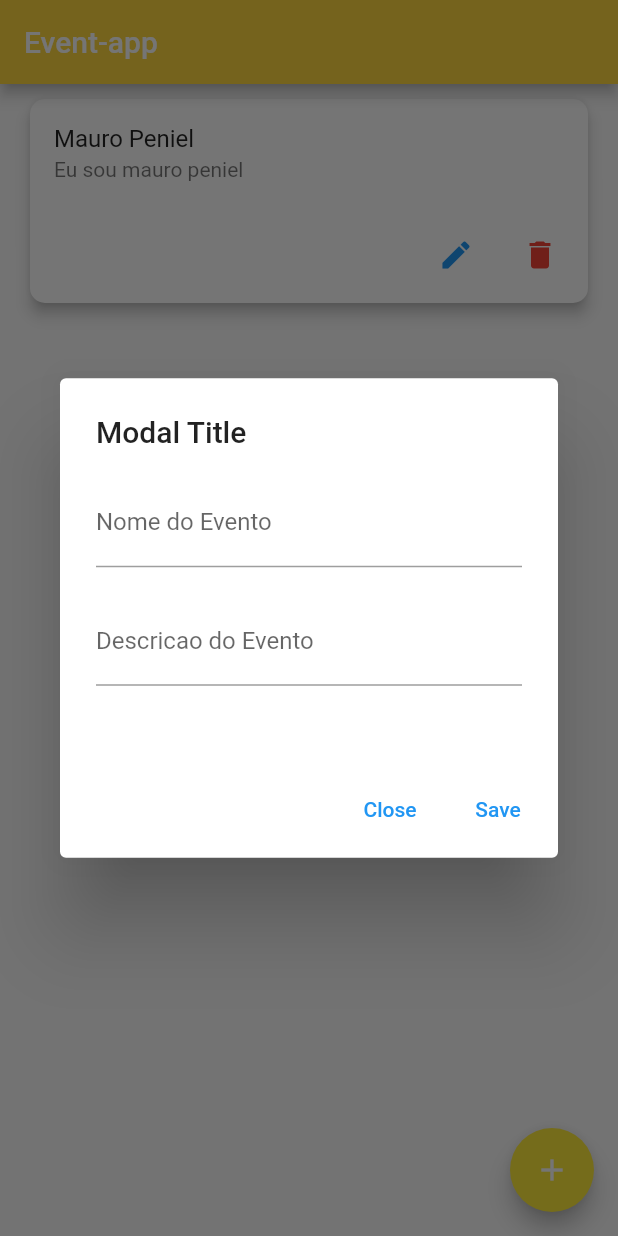
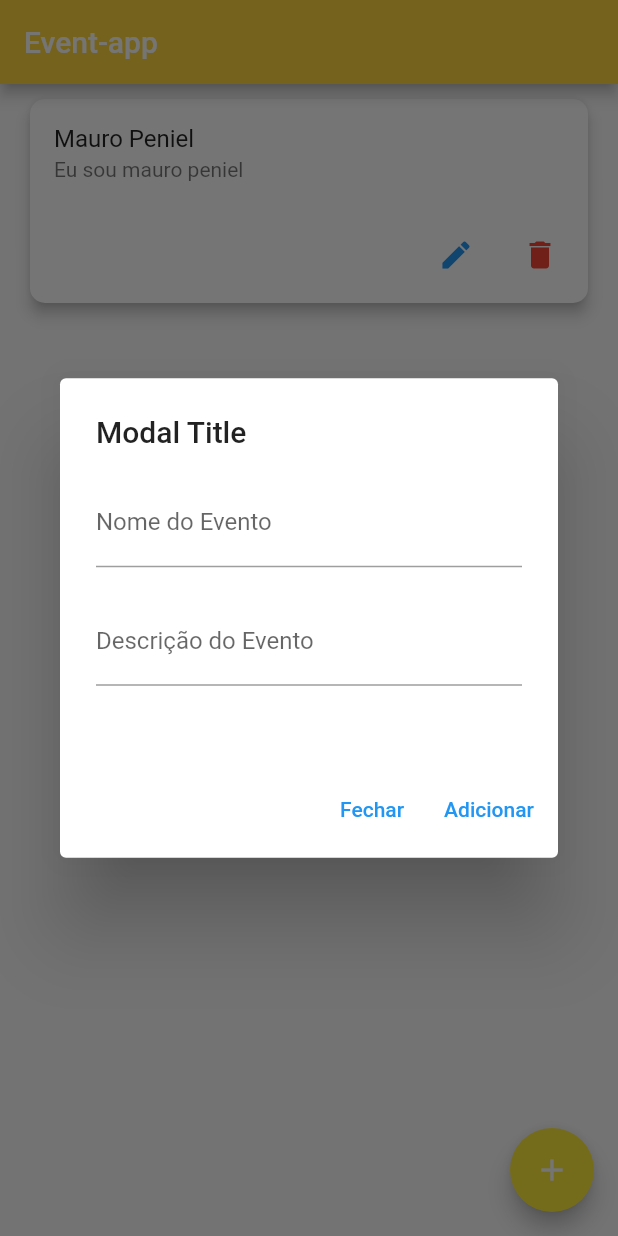
Before and after one commit to restenPiz/Event_app, a Flutter app: the screen it shows after launch, after a tap on the "edit" icon, on a phone screen of 412 x 824 dp. Run offline on Flutter 3.47's test engine with Material 2 defaults, Android fonts, the light colour scheme and no system bars.

Commit message:
Some updates in my application

```diff
--- a/event_app/lib/main.dart
+++ b/event_app/lib/main.dart
@@ -32,7 +32,7 @@ class _CounterState extends State<Counter> {
                 decoration: InputDecoration(labelText: 'Nome do Evento'),
               ),
               TextFormField(
-                decoration: InputDecoration(labelText: 'Descrição'),
+                decoration: InputDecoration(labelText: 'Descrição do Evento'),
               ),
               SizedBox(height: 20),
               ElevatedButton(
@@ -70,7 +70,7 @@ class _CounterState extends State<Counter> {
                   height: 20,
                 ),
                 TextField(
-                  decoration: InputDecoration(labelText: 'Descricao do Evento'),
+                  decoration: InputDecoration(labelText: 'Descrição do Evento'),
                 ),
               ],
             ),
@@ -80,14 +80,14 @@ class _CounterState extends State<Counter> {
               onPressed: () {
                 Navigator.of(context).pop();
               },
-              child: Text('Close'),
+              child: Text('Fechar'),
             ),
             TextButton(
               onPressed: () {
                 // Process and save data
                 Navigator.of(context).pop();
               },
-              child: Text('Save'),
+              child: Text('Adicionar'),
             ),
           ],
         );
```
